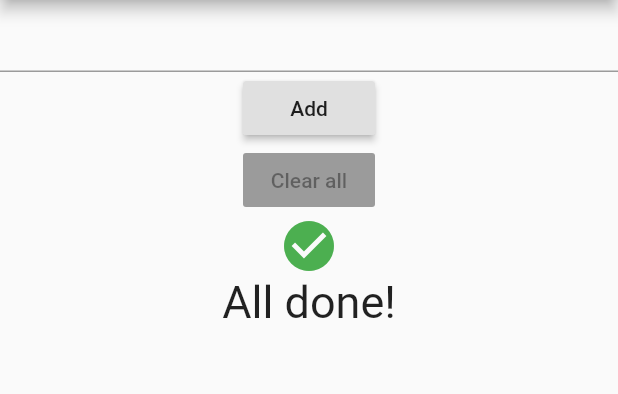
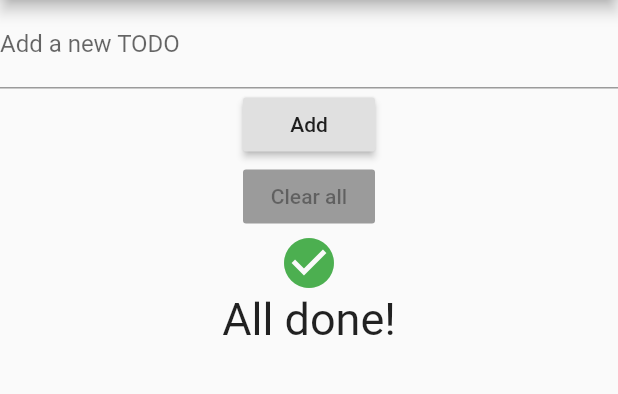
Before and after one commit to vtomic85/quick-todo-app, a Flutter app: the screen it shows after launch, after a tap on "Add", on a phone screen of 412 x 824 dp, the part 84-478 px from its top. Run offline on Flutter 3.47's test engine with Material 2 defaults, Android fonts, the phone set to English and light mode, and no system bars.

Commit message:
Improve the text field

```diff
--- a/lib/main.dart
+++ b/lib/main.dart
@@ -1,3 +1,4 @@
+import 'package:flutter/cupertino.dart';
 import 'package:flutter/material.dart';
 import 'package:quicktodoapp/todo_item.dart';
 
@@ -161,7 +162,19 @@ class _MyHomePageState extends State<MyHomePage> {
   Widget generateAddTodoForm() {
     return Column(
       children: <Widget>[
-        TextField(
+        TextFormField(
+          keyboardType: TextInputType.text,
+          decoration: InputDecoration(
+            labelText: 'Add a new TODO',
+            suffixIcon: controller.text.isNotEmpty
+                ? IconButton(
+                    icon: Icon(Icons.clear),
+                    onPressed: () {
+                      controller.text = '';
+                    },
+                  )
+                : null,
+          ),
           autofocus: false,
           controller: controller,
           onChanged: (text) {
@@ -176,8 +189,8 @@ class _MyHomePageState extends State<MyHomePage> {
             if (controller.text != '') {
               setState(() {
                 todos.add(new TodoItem(newTodo, false));
-                controller.text = '';
               });
+              controller.text = '';
             }
           },
         ),
```
